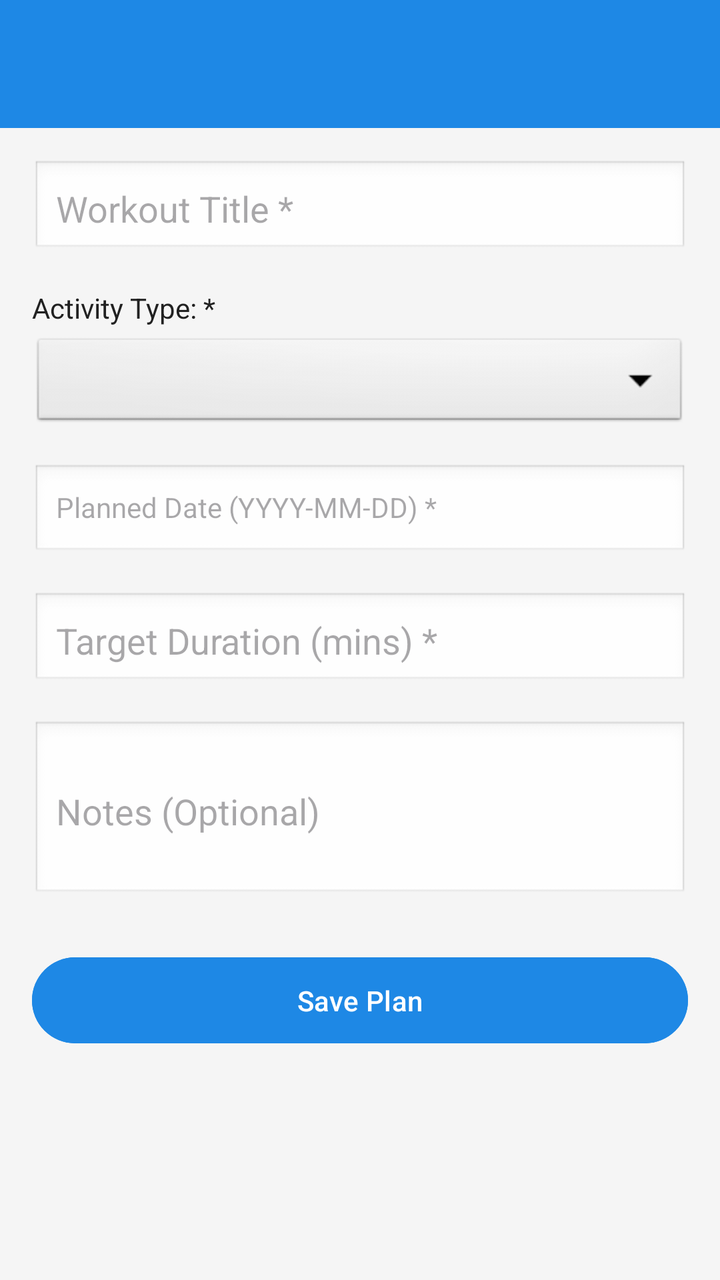
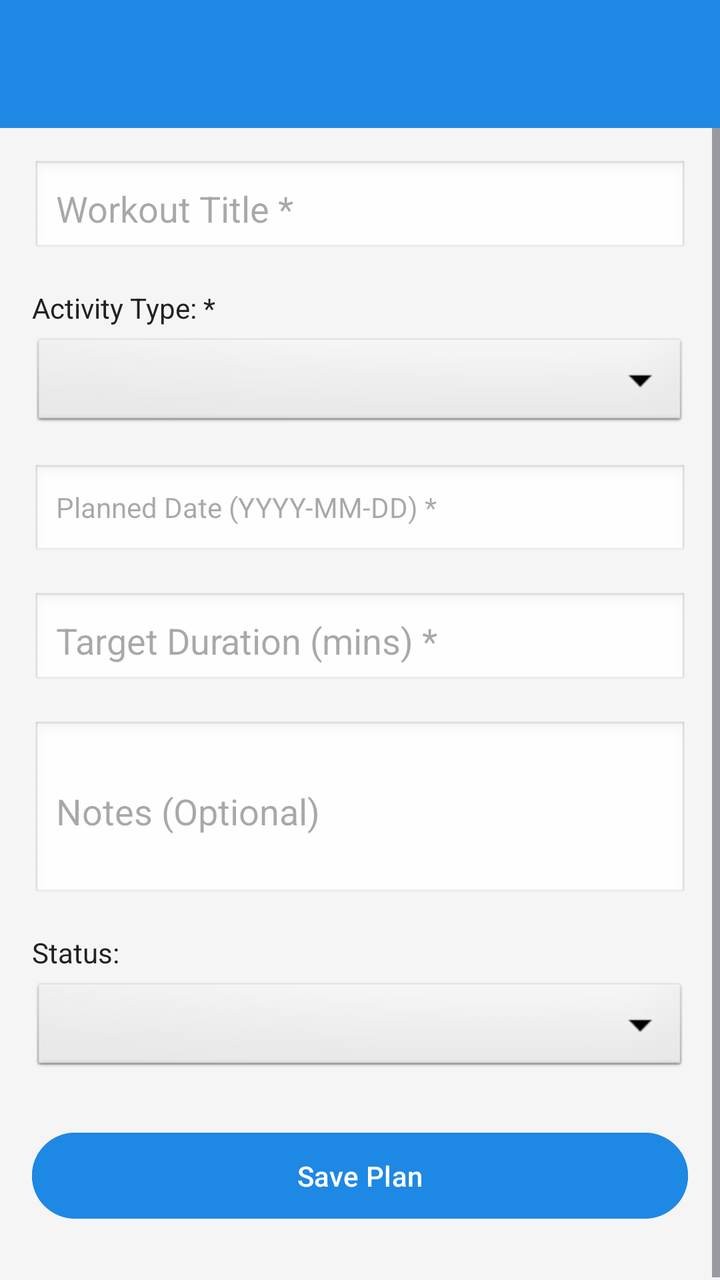

The first picture is an Android layout as it rendered before a commit; the second is the same layout after the commit. The layout source and the unified diff follow.
<!-- AndroidManifest.xml: application theme Theme.SPORTSHUB -->
<!-- res/layout/activity_workout_form.xml -->
<?xml version="1.0" encoding="utf-8"?>
<LinearLayout xmlns:android="http://schemas.android.com/apk/res/android"
    xmlns:app="http://schemas.android.com/apk/res-auto"
    android:layout_width="match_parent"
    android:layout_height="match_parent"
    android:orientation="vertical"
    android:background="@color/background">

    <androidx.appcompat.widget.Toolbar
        android:id="@+id/toolbarWorkoutForm"
        android:layout_width="match_parent"
        android:layout_height="?attr/actionBarSize"
        android:background="@color/primary"
        android:theme="@style/ThemeOverlay.AppCompat.Dark.ActionBar"
        app:popupTheme="@style/ThemeOverlay.AppCompat.Light"
        app:titleTextColor="@color/white" />

    <ScrollView
        android:layout_width="match_parent"
        android:layout_height="match_parent">

        <LinearLayout
            android:layout_width="match_parent"
            android:layout_height="wrap_content"
            android:orientation="vertical"
            android:padding="16dp">

            <EditText
                android:id="@+id/etWorkoutTitle"
                android:layout_width="match_parent"
                android:layout_height="wrap_content"
                android:hint="Workout Title *"
                android:background="@android:drawable/edit_text"
                android:padding="12dp"
                android:layout_marginBottom="16dp" />

            <TextView
                android:layout_width="match_parent"
                android:layout_height="wrap_content"
                android:text="Activity Type: *"
                android:textColor="@color/text_primary"
                android:layout_marginBottom="4dp"/>

            <Spinner
                android:id="@+id/spnWorkoutActivity"
                android:layout_width="match_parent"
                android:layout_height="wrap_content"
                android:background="@android:drawable/btn_dropdown"
                android:layout_marginBottom="16dp"/>

            <TextView
                android:id="@+id/tvWorkoutDate"
                android:layout_width="match_parent"
                android:layout_height="wrap_content"
                android:hint="Planned Date (YYYY-MM-DD) *"
                android:padding="12dp"
                android:background="@android:drawable/edit_text"
                android:clickable="true"
                android:focusable="false"
                android:layout_marginBottom="16dp"/>

            <EditText
                android:id="@+id/etWorkoutDuration"
                android:layout_width="match_parent"
                android:layout_height="wrap_content"
                android:hint="Target Duration (mins) *"
                android:inputType="number"
                android:background="@android:drawable/edit_text"
                android:padding="12dp"
                android:layout_marginBottom="16dp" />

            <EditText
                android:id="@+id/etWorkoutNotes"
                android:layout_width="match_parent"
                android:layout_height="wrap_content"
                android:hint="Notes (Optional)"
                android:inputType="textMultiLine"
                android:minLines="3"
                android:background="@android:drawable/edit_text"
                android:padding="12dp"
                android:layout_marginBottom="24dp" />

            <Button
                android:id="@+id/btnSaveWorkout"
                android:layout_width="match_parent"
                android:layout_height="wrap_content"
                android:text="Save Plan"
                android:backgroundTint="@color/primary"
                android:textColor="@color/white"
                android:padding="12dp"
                android:layout_marginBottom="12dp"/>

            <Button
                android:id="@+id/btnDeleteWorkout"
                android:layout_width="match_parent"
                android:layout_height="wrap_content"
                android:text="Delete Plan"
                android:backgroundTint="@android:color/holo_red_dark"
                android:textColor="@color/white"
                android:padding="12dp"
                android:visibility="gone"/>

        </LinearLayout>
    </ScrollView>
</LinearLayout>
<!-- resources referenced by this layout -->
<resources>
  <color name="background">#F5F5F5</color>
  <color name="primary">#1E88E5</color>
  <color name="text_primary">#212121</color>
  <color name="white">#FFFFFFFF</color>
  <style name="Theme.SPORTSHUB" parent="Base.Theme.SPORTSHUB" />
  <style name="Base.Theme.SPORTSHUB" parent="Theme.Material3.DayNight.NoActionBar">
          
          
      </style>
</resources>

<!-- the commit's change to res/layout/activity_workout_form.xml (unified diff, before → after) -->
@@ -78,7 +78,21 @@
                 android:minLines="3"
                 android:background="@android:drawable/edit_text"
                 android:padding="12dp"
-                android:layout_marginBottom="24dp" />
+                android:layout_marginBottom="16dp" />
+
+            <TextView
+                android:layout_width="match_parent"
+                android:layout_height="wrap_content"
+                android:text="Status:"
+                android:textColor="@color/text_primary"
+                android:layout_marginBottom="4dp"/>
+
+            <Spinner
+                android:id="@+id/spnWorkoutStatus"
+                android:layout_width="match_parent"
+                android:layout_height="wrap_content"
+                android:background="@android:drawable/btn_dropdown"
+                android:layout_marginBottom="24dp"/>
 
             <Button
                 android:id="@+id/btnSaveWorkout"
